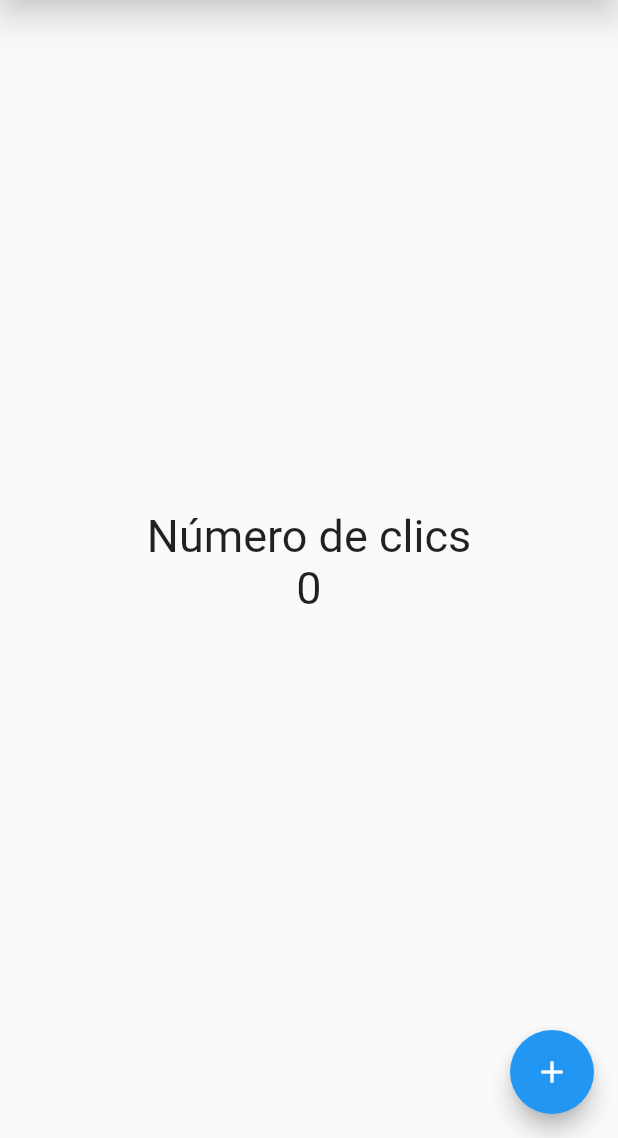
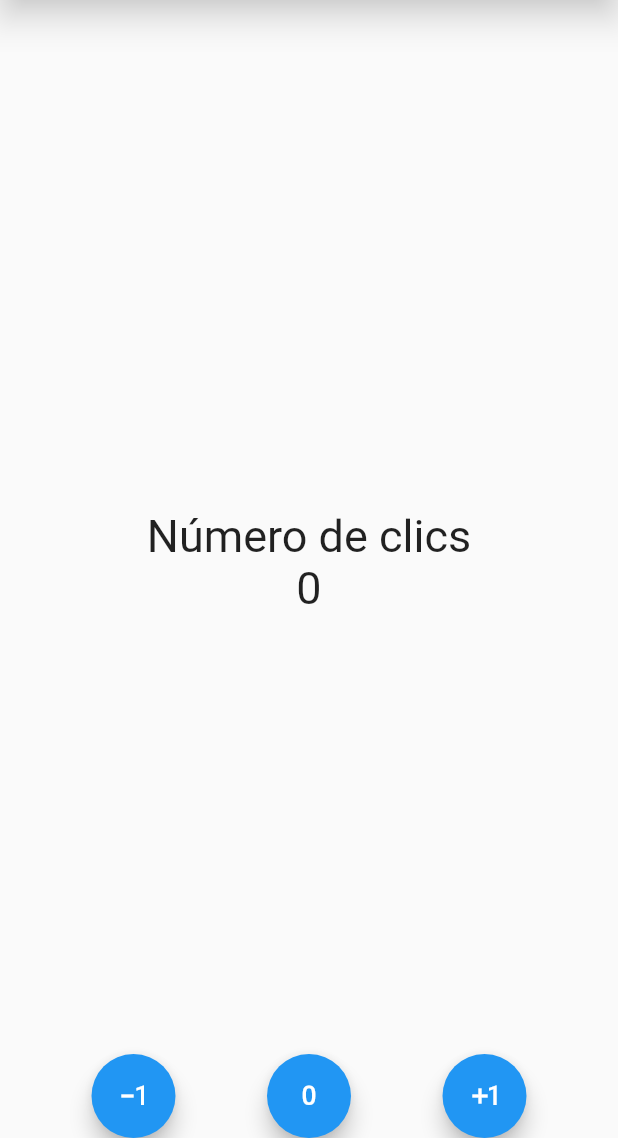
Before and after one commit to alejorom/counter_app, a Flutter app: the screen it shows after launch, on a phone screen of 412 x 824 dp, the part 98-1236 px from its top. Run offline on Flutter 3.47's test engine with Material 2 defaults, Android fonts, the light colour scheme and no system bars.

Commit message:
Adicionar reset y minus boton

```diff
--- a/lib/screens/counter_screen.dart
+++ b/lib/screens/counter_screen.dart
@@ -30,16 +30,39 @@ class _CounterScreenState extends State<CounterScreen> {
           ],
         ),
       ),
-      floatingActionButtonLocation: FloatingActionButtonLocation.endFloat,
-      floatingActionButton: FloatingActionButton(
+      floatingActionButtonLocation: FloatingActionButtonLocation.centerDocked,
+      floatingActionButton: Row(
+        mainAxisAlignment: MainAxisAlignment.spaceEvenly,
+        children: [
+          FloatingActionButton(
             child: const Icon(
-          Icons.add,
+              Icons.exposure_minus_1_outlined,
+            ),
+            onPressed: () {
+              counter--;
+              setState(() {}); // Función anónima
+            },
+          ),
+          FloatingActionButton(
+            child: const Icon(
+              Icons.exposure_zero_outlined,
+            ),
+            onPressed: () {
+              counter = 0;
+              setState(() {}); // Función anónima
+            },
+          ),
+          FloatingActionButton(
+            child: const Icon(
+              Icons.exposure_plus_1_outlined,
             ),
             onPressed: () {
               counter++;
               setState(() {}); // Función anónima
             },
           ),
+        ],
+      ),
     );
   }
 }
```
Lines whose indentation alone changed are shown as unchanged.
